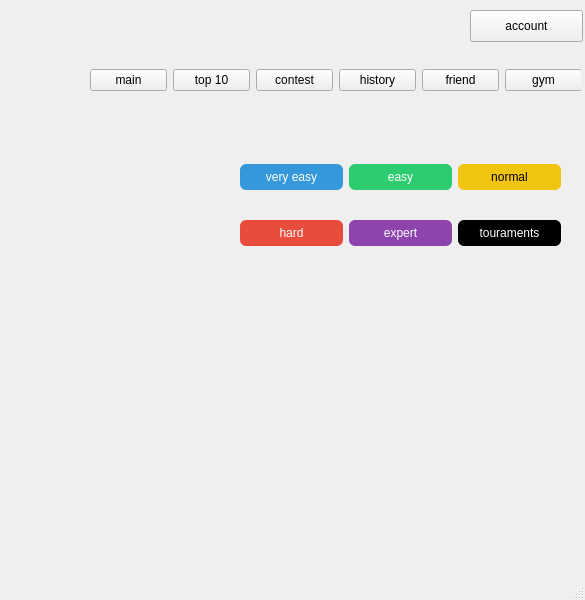
Qt form gym.ui (trantienkhoa13/pta6final) before a commit.
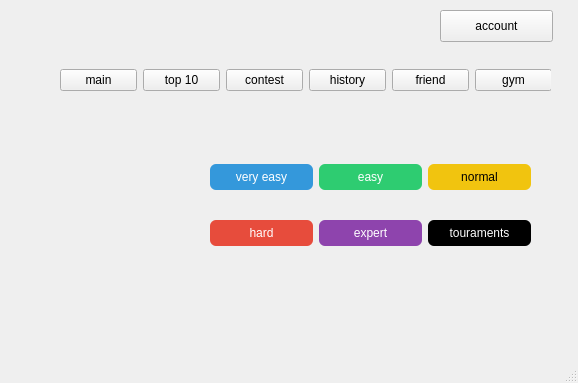
The same form after that commit. Icons and pictures are not drawn.

The edit to the form file:
```diff
--- a/gym.ui
+++ b/gym.ui
@@ -6,8 +6,8 @@
    <rect>
     <x>0</x>
     <y>0</y>
-    <width>585</width>
-    <height>600</height>
+    <width>578</width>
+    <height>383</height>
    </rect>
   </property>
   <property name="windowTitle">
@@ -17,7 +17,7 @@
    <widget class="QLabel" name="ta">
     <property name="geometry">
      <rect>
-      <x>90</x>
+      <x>60</x>
       <y>150</y>
       <width>111</width>
       <height>91</height>
@@ -36,7 +36,7 @@
    <widget class="QWidget" name="gridLayoutWidget">
     <property name="geometry">
      <rect>
-      <x>240</x>
+      <x>210</x>
       <y>140</y>
       <width>321</width>
       <height>131</height>
@@ -195,7 +195,7 @@
    <widget class="QWidget" name="gridLayoutWidget_2">
     <property name="geometry">
      <rect>
-      <x>90</x>
+      <x>60</x>
       <y>50</y>
       <width>491</width>
       <height>61</height>
@@ -249,7 +249,7 @@
    <widget class="QPushButton" name="account_button">
     <property name="geometry">
      <rect>
-      <x>470</x>
+      <x>440</x>
       <y>10</y>
       <width>113</width>
       <height>32</height>
```
Left out of the diff: 2 changed lines with no effect on the pictures.
